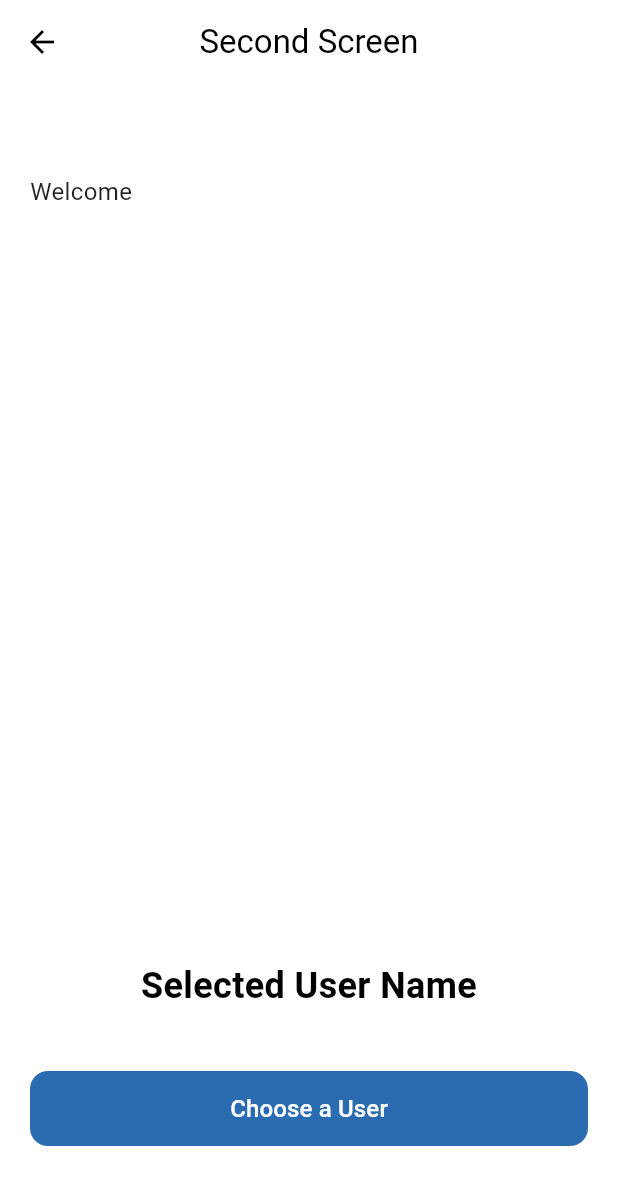
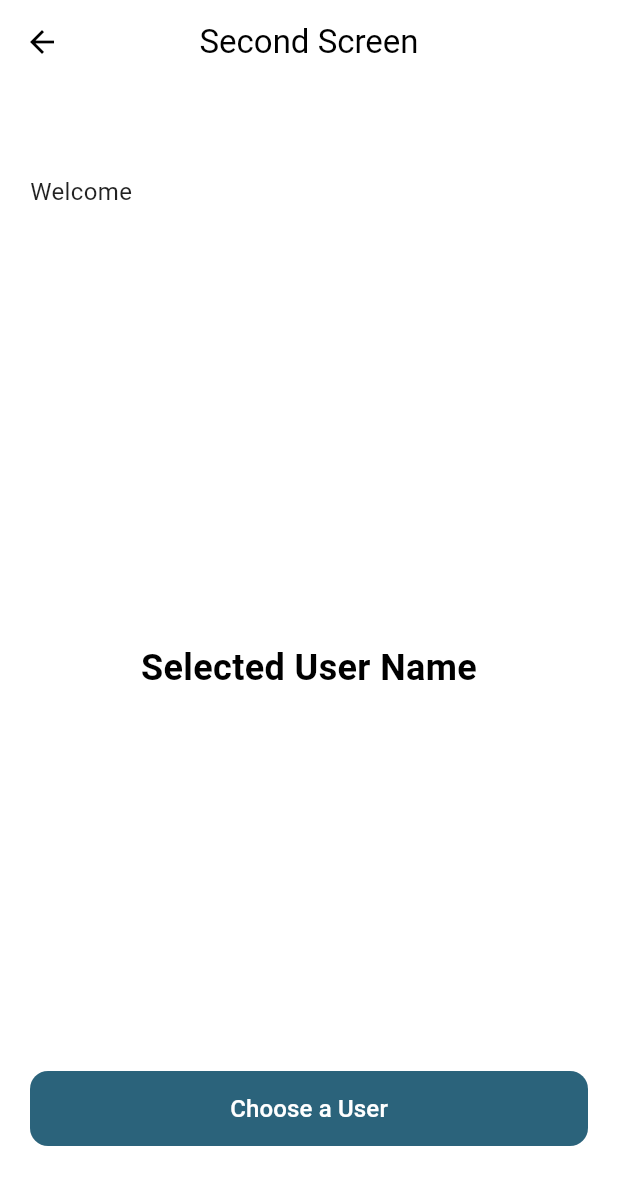
Before and after one commit to Yogapmana/palindrom-app, a Flutter app: the screen it shows after launch, after a tap on "NEXT", on a phone screen of 412 x 824 dp. Shown: the top 1185 px of the screen. Run offline on Flutter 3.47's test engine with Material 3 defaults, Android fonts, the phone set to English and light mode, and no system bars; network calls fail.

Commit message:
first commit

```diff
--- a/lib/main.dart
+++ b/lib/main.dart
@@ -1,15 +1,17 @@
 import 'package:flutter/material.dart';
 import 'package:provider/provider.dart';
 import 'providers/user_provider.dart';
-import 'screens/first_screen.dart'; // Ganti dengan path yang sesuai
+import 'screens/first_screen.dart';
 import 'screens/second_screen.dart';
 import 'screens/third_screen.dart';
 
 void main() {
-  runApp(MyApp());
+  runApp(const MyApp());
 }
 
 class MyApp extends StatelessWidget {
+  const MyApp({super.key});
+
   @override
   Widget build(BuildContext context) {
     return ChangeNotifierProvider(
@@ -19,14 +21,14 @@ class MyApp extends StatelessWidget {
         theme: ThemeData(
           primarySwatch: Colors.blue,
         ),
-        home: FirstScreen(), // Ganti dengan screen pertama Anda
+        home: FirstScreen(),
         debugShowCheckedModeBanner: false,
-        // Tambahkan routes configuration
+        //
         routes: {
           '/second': (context) => const SecondScreen(),
           '/third': (context) => ThirdScreen(),
         },
-        // Atau gunakan onGenerateRoute untuk handling route dengan arguments
+        //
         onGenerateRoute: (settings) {
           switch (settings.name) {
             case '/second':
--- a/lib/screens/first_screen.dart
+++ b/lib/screens/first_screen.dart
@@ -9,13 +9,9 @@ class FirstScreen extends StatelessWidget {
     return Scaffold(
       body: Container(
         decoration: BoxDecoration(
-          gradient: LinearGradient(
-            begin: Alignment.topCenter,
-            end: Alignment.bottomCenter,
-            colors: [
-              Color(0xFF4DD0E1), // Light cyan
-              Color(0xFF1976D2), // Blue
-            ],
+          image: DecorationImage(
+            image: AssetImage('assets/images/background.png'),
+            fit: BoxFit.cover,
           ),
         ),
         child: SafeArea(
@@ -24,7 +20,7 @@ class FirstScreen extends StatelessWidget {
             child: Column(
               mainAxisAlignment: MainAxisAlignment.center,
               children: [
-                // Avatar Circle
+                // Avatar Circle with Image
                 Container(
                   width: 120,
                   height: 120,
@@ -32,10 +28,13 @@ class FirstScreen extends StatelessWidget {
                     shape: BoxShape.circle,
                     color: Colors.white.withOpacity(0.3),
                   ),
-                  child: Icon(
-                    Icons.person_add,
-                    size: 40,
-                    color: Colors.white,
+                  child: ClipOval(
+                    child: Image.asset(
+                      'assets/images/ic_photo.png',
+                      width: 40,
+                      height: 40,
+                      fit: BoxFit.cover,
+                    ),
                   ),
                 ),
 
--- a/lib/screens/second_screen.dart
+++ b/lib/screens/second_screen.dart
@@ -32,7 +32,6 @@ class _SecondScreenState extends State<SecondScreen> {
           children: [
             const SizedBox(height: 40),
 
-
             const Text(
               'Welcome',
               style: TextStyle(
@@ -43,7 +42,6 @@ class _SecondScreenState extends State<SecondScreen> {
 
             const SizedBox(height: 8),
 
-
             Text(
               name,
               style: const TextStyle(
@@ -53,13 +51,12 @@ class _SecondScreenState extends State<SecondScreen> {
               ),
             ),
 
-            const Spacer(),
-
-            // Menampilkan nama pengguna yang dipilih
-            Consumer<UserProvider>(
+            // Expanded untuk membuat area tengah yang fleksibel
+            Expanded(
+              child: Center(
+                child: Consumer<UserProvider>(
                   builder: (context, userProvider, child) {
-                return Center(
-                  child: Text(
+                    return Text(
                       userProvider.selectedUserName,
                       textAlign: TextAlign.center,
                       style: const TextStyle(
@@ -67,14 +64,13 @@ class _SecondScreenState extends State<SecondScreen> {
                         fontWeight: FontWeight.w600,
                         color: Colors.black,
                       ),
-                  ),
                     );
                   },
                 ),
+              ),
+            ),
 
-            const SizedBox(height: 40),
-
-
+            // Button di bagian bawah
             SizedBox(
               width: double.infinity,
               height: 50,
@@ -87,7 +83,7 @@ class _SecondScreenState extends State<SecondScreen> {
                   );
                 },
                 style: ElevatedButton.styleFrom(
-                  backgroundColor: const Color(0xFF2B6CB0),
+                  backgroundColor: const Color(0xFF2B637B),
                   foregroundColor: Colors.white,
                   shape: RoundedRectangleBorder(
                     borderRadius: BorderRadius.circular(12),
--- a/pubspec.yaml
+++ b/pubspec.yaml
@@ -60,9 +60,8 @@ flutter:
   uses-material-design: true
 
   # To add assets to your application, add an assets section, like this:
-  # assets:
-  #   - images/a_dot_burr.jpeg
-  #   - images/a_dot_ham.jpeg
+  assets:
+    - assets/images/
 
   # An image asset can refer to one or more resolution-specific "variants", see
   # https://flutter.dev/to/resolution-aware-images
```
Also changed, not shown: 1 other file. Lines whose indentation alone changed are shown as unchanged.
